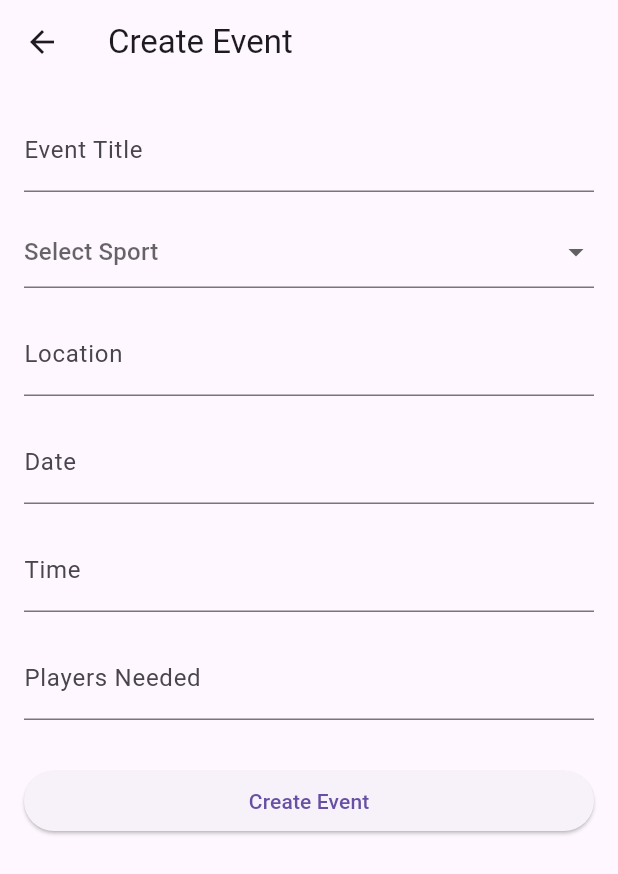
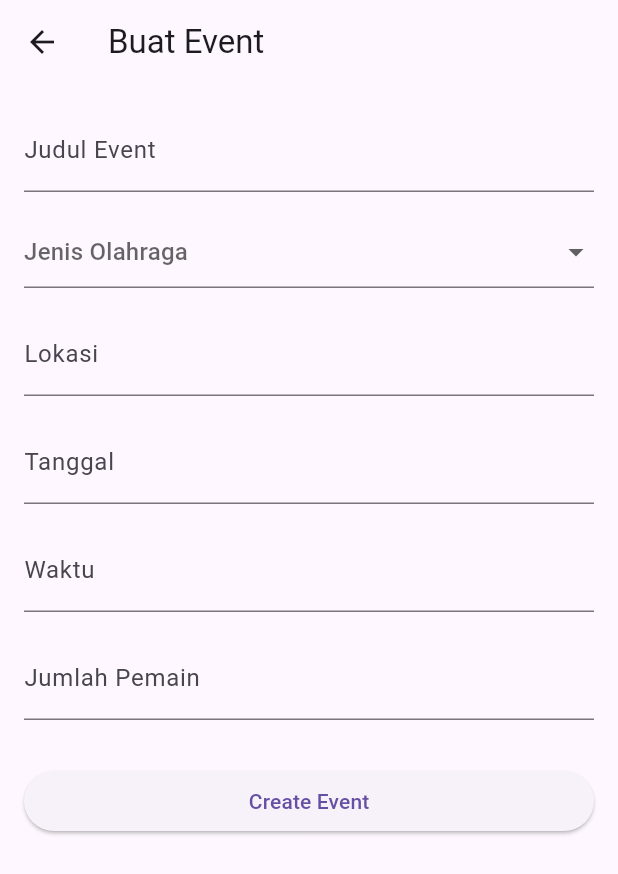
Before and after one commit to Wildanmalaki/myfieldapps, a Flutter app: the CommunityPage screen opened directly, after a tap on the "add" icon, on a phone screen of 412 x 824 dp. Shown: the top 874 px of the screen. Run offline on Flutter 3.47's test engine with Material 3 defaults, Android fonts, the phone set to English and light mode, and no system bars; our stand-ins replace sqflite; accounts and stored records are empty.

Commit message:
alhamdulilah kelar

```diff
--- a/lib/views/community_page.dart
+++ b/lib/views/community_page.dart
@@ -14,6 +14,12 @@
 
   List<EventModel> events = [];
 
+  @override
+  void initState() {
+    super.initState();
+    loadEvents();
+  }
+
   Future loadEvents() async {
     final data = await DatabaseHelper.instance.getEvents();
 
@@ -27,37 +33,29 @@
     loadEvents();
   }
 
-  @override
-  void initState() {
-    super.initState();
-    loadEvents();
-  }
-
+  // FOTO OTOMATIS BERDASARKAN SPORT
   String getImage(String sport) {
 
     sport = sport.toLowerCase();
 
-    if (sport.contains("Sepak Bola")) {
+    if (sport.contains("sepak bola")) {
       return "https://cdn.pixabay.com/photo/2018/06/12/20/17/soccer-3471402_1280.jpg";
     }
 
-    if (sport.contains("basket")) {
-      return "https://images.unsplash.com/photo-1546519638-68e109498ffc?fm=jpg&q=60&w=3000&auto=format&fit=crop&ixlib=rb-4.1.0&ixid=M3wxMjA3fDB8MHxzZWFyY2h8MXx8d2FsbHBhcGVyJTIwYmFza2V0fGVufDB8fDB8fHww";
+    if (sport.contains("futsal")) {
+      return "https://t4.ftcdn.net/jpg/06/84/11/45/360_F_684114561_54bnmuviQhUHO7TTmOjRgW0FRuvq6yip.jpg";
     }
 
-    if (sport.contains("futsal")) {
-      return "https://png.pngtree.com/thumb_back/fh260/background/20220610/pngtree-old-yellow-futsal-ball-on-blue-ground-score-background-goal-photo-image_31337294.jpg";
+    if (sport.contains("mini soccer")) {
+      return "https://asset.ayo.co.id/image/venue/165243845442977.image_cropper_1652438416406.jpg";
     }
 
     if (sport.contains("tenis")) {
-      return "https://wallpapers.com/images/featured/tennis-pictures-9wprnsvgkmw77f02.jpg";
+      return "https://encrypted-tbn0.gstatic.com/images?q=tbn:ANd9GcSvFBbblWYBoxlT42x2zUM4HktbkKkMkcVCGA&s";
     }
 
     if (sport.contains("padel")) {
-      return "https://pinqpadel.com/cdn/shop/articles/2.0IMG_3835.png?v=1753295770&width=1100";
-    }
-    if (sport.contains("minisoccer")) {
-      return "https://asset.ayo.co.id/image/venue/165243845442977.image_cropper_1652438416406.jpg";
+      return "https://static.vecteezy.com/system/resources/thumbnails/053/654/065/small/padel-racket-on-a-padel-blue-court-with-a-ball-photo.jpg";
     }
 
     return "https://images.unsplash.com/photo-1521412644187-c49fa049e84d";
@@ -74,7 +72,7 @@
         backgroundColor: Colors.white,
         elevation: 0,
         title: const Text(
-          "Explore Events",
+          "EVENT",
           style: TextStyle(
             color: Colors.black,
             fontWeight: FontWeight.bold
@@ -84,7 +82,7 @@
           Icon(Icons.search, color: Colors.black),
           SizedBox(width: 10),
           Icon(Icons.notifications_none, color: Colors.black),
-          SizedBox(width: 10)
+          SizedBox(width: 10),
         ],
       ),
 
@@ -93,18 +91,19 @@
 
           const SizedBox(height: 10),
 
+          // FILTER SPORT (UI SAJA)
           SizedBox(
             height: 45,
             child: ListView(
               scrollDirection: Axis.horizontal,
               padding: const EdgeInsets.symmetric(horizontal: 15),
               children: [
-
-                categoryChip("All Sports", true),
-                categoryChip("Soccer", false),
-                categoryChip("Basketball", false),
+                categoryChip("Semua olahraga", true),
+                categoryChip("Sepak Bola", false),
                 categoryChip("Futsal", false),
-
+                categoryChip("Mini Soccer", false),
+                categoryChip("Tenis", false),
+                categoryChip("Padel", false),
               ],
             ),
           ),
@@ -117,13 +116,16 @@
               mainAxisAlignment: MainAxisAlignment.spaceBetween,
               children: const [
                 Text(
-                  "Community Matches",
+                  "Event Komunitas",
                   style: TextStyle(
                     fontSize: 18,
                     fontWeight: FontWeight.bold,
                   ),
                 ),
-                Text("View Map", style: TextStyle(color: Colors.blue))
+                Text(
+                  "Lihat Selengkapnya",
+                  style: TextStyle(color: Colors.blue),
+                )
               ],
             ),
           ),
@@ -141,12 +143,13 @@
 
                       return eventCard(event);
 
-                }
+                    },
                   ),
           )
         ],
       ),
 
+      // TOMBOL TAMBAH EVENT
       floatingActionButton: FloatingActionButton(
         backgroundColor: Colors.orange,
         child: const Icon(Icons.add),
@@ -165,6 +168,7 @@
     );
   }
 
+  // CHIP SPORT
   Widget categoryChip(String text, bool active) {
 
     return Container(
@@ -179,6 +183,7 @@
     );
   }
 
+  // CARD EVENT
   Widget eventCard(EventModel event) {
 
     return Container(
@@ -186,11 +191,11 @@
       decoration: BoxDecoration(
         color: Colors.white,
         borderRadius: BorderRadius.circular(18),
-        boxShadow: [
+        boxShadow: const [
           BoxShadow(
             color: Colors.black12,
             blurRadius: 10,
-            offset: const Offset(0,4),
+            offset: Offset(0,4),
           )
         ],
       ),
@@ -302,6 +307,7 @@
                   mainAxisAlignment: MainAxisAlignment.spaceBetween,
                   children: [
 
+                    // DELETE BUTTON
                     IconButton(
                       icon: const Icon(Icons.delete, color: Colors.red),
                       onPressed: () {
@@ -340,6 +346,7 @@
                       },
                     ),
 
+                    // JOIN BUTTON
                     ElevatedButton(
                       style: ElevatedButton.styleFrom(
                         backgroundColor: Colors.orange,
--- a/lib/views/create_event_page.dart
+++ b/lib/views/create_event_page.dart
@@ -64,7 +64,7 @@
     return Scaffold(
 
       appBar: AppBar(
-        title: const Text("Create Event"),
+        title: const Text("Buat Event"),
       ),
 
       body: Padding(
@@ -76,7 +76,7 @@
             TextField(
               controller: title,
               decoration: const InputDecoration(
-                labelText: "Event Title",
+                labelText: "Judul Event",
               ),
             ),
 
@@ -84,7 +84,7 @@
 
             DropdownButtonFormField<String>(
               value: selectedSport,
-              hint: const Text("Select Sport"),
+              hint: const Text("Jenis Olahraga"),
               items: sports.map((sport) {
                 return DropdownMenuItem(
                   value: sport,
@@ -103,7 +103,7 @@
             TextField(
               controller: location,
               decoration: const InputDecoration(
-                labelText: "Location",
+                labelText: "Lokasi",
               ),
             ),
 
@@ -112,7 +112,7 @@
             TextField(
               controller: date,
               decoration: const InputDecoration(
-                labelText: "Date",
+                labelText: "Tanggal",
               ),
             ),
 
@@ -121,7 +121,7 @@
             TextField(
               controller: time,
               decoration: const InputDecoration(
-                labelText: "Time",
+                labelText: "Waktu",
               ),
             ),
 
@@ -131,7 +131,7 @@
               controller: players,
               keyboardType: TextInputType.number,
               decoration: const InputDecoration(
-                labelText: "Players Needed",
+                labelText: "Jumlah Pemain",
               ),
             ),
 
```
Lines whose indentation alone changed are shown as unchanged.
